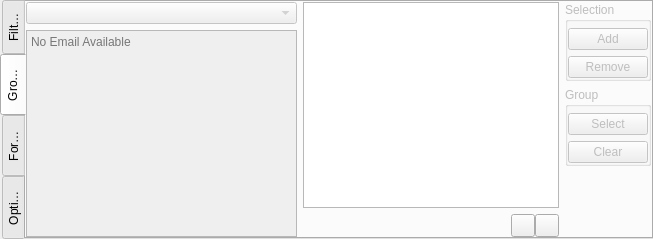
Before: the Qt Designer form packages/Default/emailscrapebasic.ui in unonu/arctool, drawn with Qt 5.
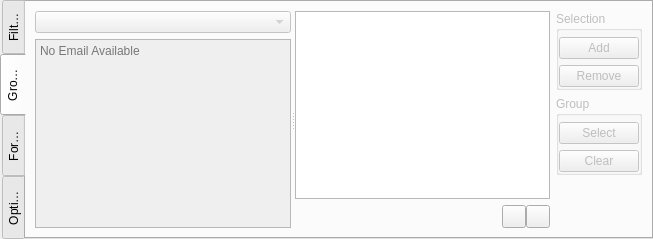
After: the same form once the commit is applied. The open tabs and pages were chosen to show the change.

Commit message: Add QSplitter to email scrape plugin group tab

```diff
--- a/packages/Default/emailscrapebasic.ui
+++ b/packages/Default/emailscrapebasic.ui
@@ -121,7 +121,7 @@
   </widget>
   <widget class="QWidget" name="tabGroups">
    <property name="sizePolicy">
-    <sizepolicy hsizetype="Expanding" vsizetype="MinimumExpanding">
+    <sizepolicy hsizetype="Expanding" vsizetype="Expanding">
      <horstretch>0</horstretch>
      <verstretch>0</verstretch>
     </sizepolicy>
@@ -129,8 +129,26 @@
    <attribute name="title">
     <string>Groups</string>
    </attribute>
-   <layout class="QHBoxLayout" name="horizontalLayout" stretch="1,0,0">
-    <property name="leftMargin">
+
+   <layout class="QVBoxLayout" name="null">
+    <item>
+
+<widget class="QSplitter" name="horizontalLayout">
+      <property name="sizePolicy">
+       <sizepolicy hsizetype="Expanding" vsizetype="Expanding">
+        <horstretch>0</horstretch>
+        <verstretch>0</verstretch>
+       </sizepolicy>
+      </property>
+      <property name="orientation">
+       <enum>Qt::Horizontal</enum>
+      </property>
+      <property name="childrenCollapsible">
+       <bool>false</bool>
+      </property>
+
+   <!-- <layout class="QHBoxLayout" name="horizontalLayout" stretch="1,0,0"> -->
+    <!-- <property name="leftMargin">
      <number>0</number>
     </property>
     <property name="topMargin">
@@ -141,15 +159,18 @@
     </property>
     <property name="bottomMargin">
      <number>0</number>
-    </property>
-    <item>
+    </property> -->
+
+
+
+    <!-- <item> -->
      <widget class="QWidget" name="browserWidget" native="true">
       <property name="enabled">
        <bool>false</bool>
       </property>
       <property name="sizePolicy">
        <sizepolicy hsizetype="Expanding" vsizetype="Expanding">
-        <horstretch>1</horstretch>
+        <horstretch>0</horstretch>
         <verstretch>0</verstretch>
        </sizepolicy>
       </property>
@@ -181,6 +202,12 @@
        </item>
        <item>
         <widget class="QTextBrowser" name="mailBrowser">
+         <property name="sizePolicy">
+          <sizepolicy hsizetype="Expanding" vsizetype="Expanding">
+           <horstretch>0</horstretch>
+           <verstretch>0</verstretch>
+          </sizepolicy>
+         </property>
          <property name="toolTip">
           <string>Emails show up here after being fetched.</string>
          </property>
@@ -200,15 +227,34 @@
        </item>
       </layout>
      </widget>
-    </item>
+    <!-- </item> -->
+
+
+
+
+    <widget class="QWidget" name="efgh">
+    <layout class="QHBoxLayout" name="abcd"  stretch="0,0">
+      <property name="leftMargin">
+           <number>0</number>
+          </property>
+          <property name="topMargin">
+           <number>0</number>
+          </property>
+          <property name="rightMargin">
+           <number>0</number>
+          </property>
+          <property name="bottomMargin">
+           <number>0</number>
+          </property>
+
     <item>
      <widget class="QWidget" name="groupListWidget" native="true">
-      <property name="sizePolicy">
+      <!-- <property name="sizePolicy">
        <sizepolicy hsizetype="Expanding" vsizetype="Preferred">
         <horstretch>0</horstretch>
         <verstretch>0</verstretch>
        </sizepolicy>
-      </property>
+      </property> -->
       <layout class="QVBoxLayout" name="verticalLayout_3">
        <property name="leftMargin">
         <number>0</number>
@@ -265,7 +311,7 @@
            </property>
            <property name="sizeHint" stdset="0">
             <size>
-             <width>40</width>
+             <width>20</width>
              <height>20</height>
             </size>
            </property>
@@ -290,6 +336,7 @@
       </layout>
      </widget>
     </item>
+
     <item>
      <layout class="QVBoxLayout" name="verticalLayout_2">
       <property name="rightMargin">
@@ -416,7 +463,14 @@
       </item>
      </layout>
     </item>
-   </layout>
+  </layout>
+</widget>
+
+</widget>
+
+   </item>
+ </layout>
+   <!-- </layout> -->
   </widget>
   <widget class="QWidget" name="tabFormat">
    <property name="sizePolicy">
```
The commit also changes 2 other files.
